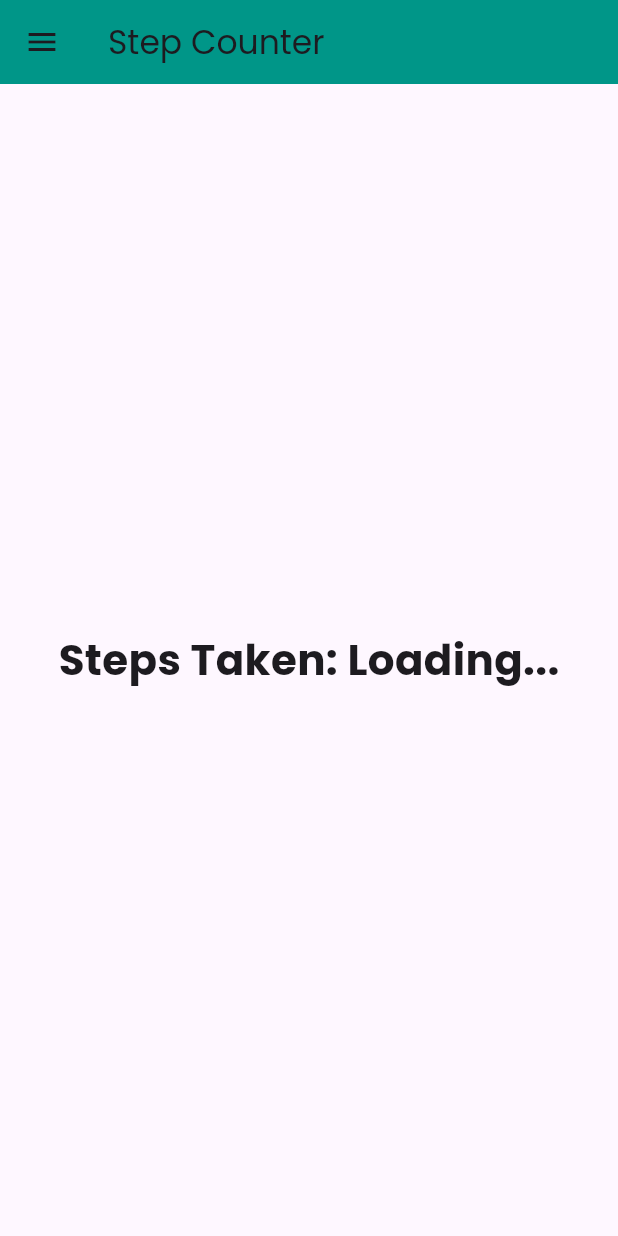
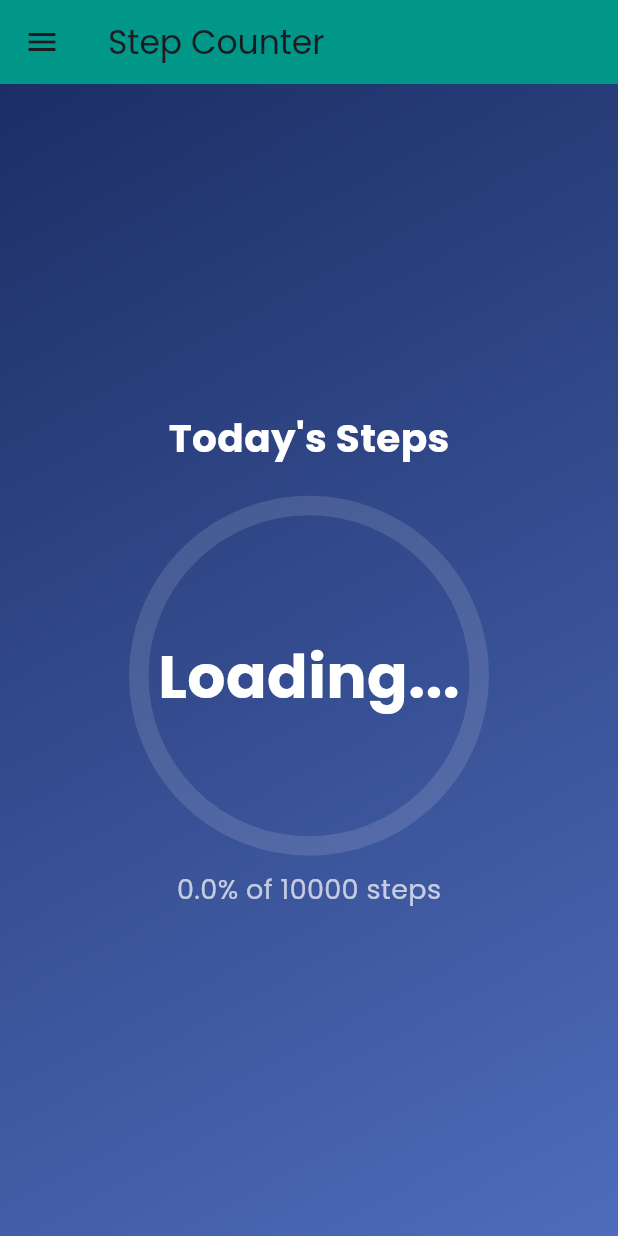
Before and after one commit to simonptuon/Fitness-tracker-app, a Flutter app: the PedometerPage screen opened by its route, on a phone screen of 412 x 824 dp. Run offline on Flutter 3.47's test engine with Material 3 defaults, Android fonts, the phone set to English and light mode, and no system bars; drawn by our look-alikes of percent_indicator; our stand-ins replace cloud_firestore, firebase_auth, firebase_core, google_fonts, pedometer, permission_handler and 2 more; accounts and stored records are empty.

Commit message:
pedometer

```diff
--- a/lib/pages/pedometer.dart
+++ b/lib/pages/pedometer.dart
@@ -4,6 +4,7 @@ import 'package:permission_handler/permission_handler.dart';
 import 'package:firebase_auth/firebase_auth.dart';
 import 'package:cloud_firestore/cloud_firestore.dart';
 import 'package:fitness_app_capstone/pages/custom_drawer.dart';
+import 'package:percent_indicator/circular_percent_indicator.dart';
 
 class PedometerPage extends StatefulWidget {
   const PedometerPage({super.key});
@@ -16,6 +17,7 @@ class _PedometerPageState extends State<PedometerPage> {
   late Stream<StepCount> _stepCountStream;
   String _steps = 'Loading...';
   int? _initialStepCount;
+  int stepGoal = 10000;
 
   @override
   void initState() {
@@ -60,7 +62,7 @@ class _PedometerPageState extends State<PedometerPage> {
     if (!mounted) return;
 
     setState(() {
-      _steps = event.steps.toString();
+      _steps = (int.parse(_steps == 'Loading...' ? '0' : _steps) + stepsTaken).toString();
     });
 
     try {
@@ -95,18 +97,61 @@ class _PedometerPageState extends State<PedometerPage> {
 
   @override
   Widget build(BuildContext context) {
+    double progress = 0.0;
+    if (_steps != 'Loading...' && _steps != 'Permission denied' && _steps != 'Step Count not available') {
+      progress = (int.parse(_steps) / stepGoal).clamp(0.0, 1.0);
+    }
+
     return Scaffold(
       drawer: const CustomDrawer(),
       appBar: AppBar(
         title: const Text('Step Counter'),
         backgroundColor: Colors.teal,
       ),
-      body: Center(
-        child: Text(
-          'Steps Taken: $_steps',
-          style: const TextStyle(fontSize: 28, fontWeight: FontWeight.bold),
+      body: Container(
+        decoration: const BoxDecoration(
+          gradient: LinearGradient(
+            begin: Alignment.topLeft,
+            end: Alignment.bottomRight,
+            colors: [Color(0xFF1c2e65), Color(0xFF4e6cbb)],
+          ),
+        ),
+        child: Center(
+          child: Padding(
+            padding: const EdgeInsets.all(20.0),
+            child: Column(
+                mainAxisAlignment: MainAxisAlignment.center,
+                children: [
+            const Text(
+            'Today\'s Steps',
+                style: TextStyle(fontSize: 26, fontWeight: FontWeight.bold, color: Colors.white),
+          ),
+          const SizedBox(height: 20),
+          CircularPercentIndicator(
+            radius: 120.0,
+            lineWidth: 13.0,
+            animation: true,
+            percent: progress,
+            center: Text(
+              _steps,
+              style: const TextStyle(fontSize: 40.0, fontWeight: FontWeight.bold, color: Colors.white),
+            ),
+            footer: Padding(
+              padding: const EdgeInsets.only(top: 10.0),
+              child: Text(
+                '${(progress * 100).toStringAsFixed(1)}% of $stepGoal steps',
+                style: const TextStyle(fontSize: 18.0, color: Colors.white70),
+              ),
+            ),
+            circularStrokeCap: CircularStrokeCap.round,
+            progressColor: Colors.greenAccent,
+            backgroundColor: Colors.white12,
+          ),
+          ],
         ),
       ),
+    ),
+    ),
     );
   }
 }
```
